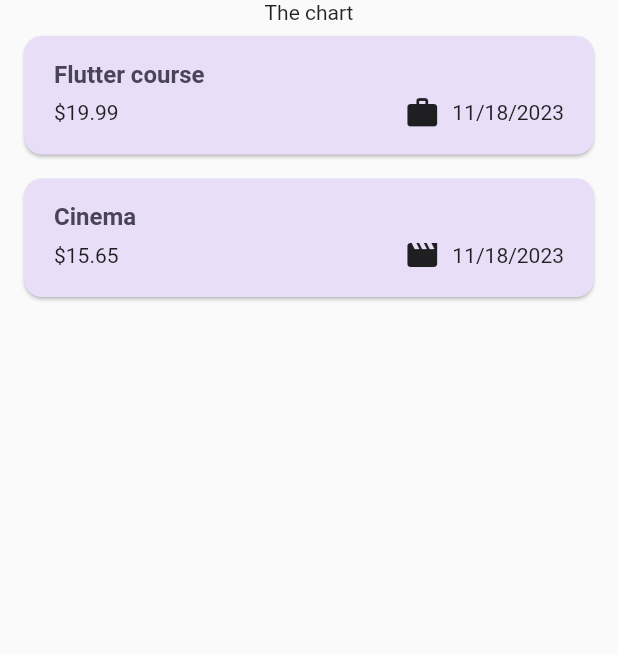
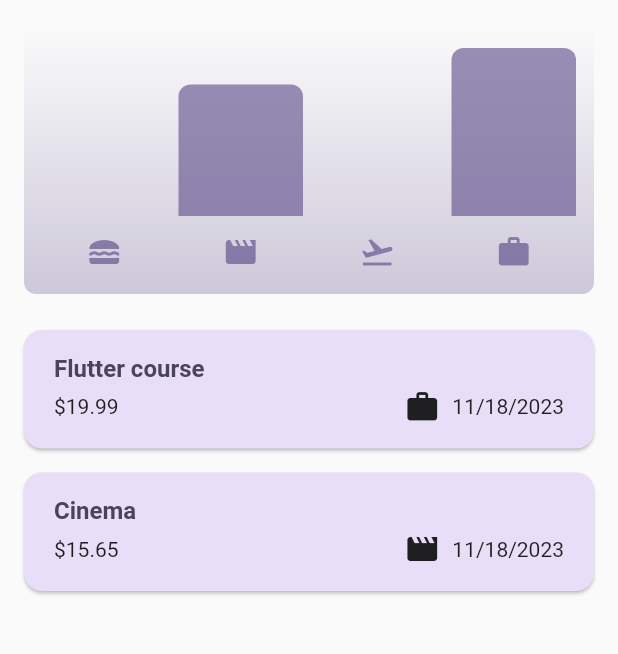
Before and after one commit to Qloozen/flutter-apps, a Flutter app: the screen it shows after launch, on a phone screen of 412 x 824 dp, the part 84-738 px from its top. Run offline on Flutter 3.47's test engine with Material 2 defaults, Android fonts, the phone set to English and light mode, and no system bars; our stand-ins replace google_fonts.

Commit message:
added chart

```diff
--- a/expense_tracker/lib/models/expense.dart
+++ b/expense_tracker/lib/models/expense.dart
@@ -33,3 +33,20 @@ class Expense {
     return dateFormatter.format(date);
   }
 }
+
+class ExpenseBucket {
+  const ExpenseBucket({required this.category, required this.expenses});
+
+  ExpenseBucket.forCategory(List<Expense> allExpenses, this.category)
+      : expenses = allExpenses
+            .where((element) => element.category == category)
+            .toList();
+
+  final Category category;
+  final List<Expense> expenses;
+
+  double get totalExpenses {
+    return expenses.fold(
+        0, (previousValue, element) => previousValue + element.amount);
+  }
+}
--- /dev/null
+++ b/expense_tracker/lib/widgets/chart/chart.dart
@@ -0,0 +1,95 @@
+import 'package:flutter/material.dart';
+
+import 'package:expense_tracker/widgets/chart/chart_bar.dart';
+import 'package:expense_tracker/models/expense.dart';
+
+class Chart extends StatelessWidget {
+  const Chart({super.key, required this.expenses});
+
+  final List<Expense> expenses;
+
+  List<ExpenseBucket> get buckets {
+    return [
+      ExpenseBucket.forCategory(expenses, Category.food),
+      ExpenseBucket.forCategory(expenses, Category.leisure),
+      ExpenseBucket.forCategory(expenses, Category.travel),
+      ExpenseBucket.forCategory(expenses, Category.work),
+    ];
+  }
+
+  double get maxTotalExpense {
+    double maxTotalExpense = 0;
+
+    for (final bucket in buckets) {
+      if (bucket.totalExpenses > maxTotalExpense) {
+        maxTotalExpense = bucket.totalExpenses;
+      }
+    }
+
+    return maxTotalExpense;
+  }
+
+  @override
+  Widget build(BuildContext context) {
+    final isDarkMode =
+        MediaQuery.of(context).platformBrightness == Brightness.dark;
+    return Container(
+      margin: const EdgeInsets.all(16),
+      padding: const EdgeInsets.symmetric(
+        vertical: 16,
+        horizontal: 8,
+      ),
+      width: double.infinity,
+      height: 180,
+      decoration: BoxDecoration(
+        borderRadius: BorderRadius.circular(8),
+        gradient: LinearGradient(
+          colors: [
+            Theme.of(context).colorScheme.primary.withOpacity(0.3),
+            Theme.of(context).colorScheme.primary.withOpacity(0.0)
+          ],
+          begin: Alignment.bottomCenter,
+          end: Alignment.topCenter,
+        ),
+      ),
+      child: Column(
+        children: [
+          Expanded(
+            child: Row(
+              crossAxisAlignment: CrossAxisAlignment.end,
+              children: [
+                for (final bucket in buckets) // alternative to map()
+                  ChartBar(
+                    fill: bucket.totalExpenses == 0
+                        ? 0
+                        : bucket.totalExpenses / maxTotalExpense,
+                  )
+              ],
+            ),
+          ),
+          const SizedBox(height: 12),
+          Row(
+            children: buckets
+                .map(
+                  (bucket) => Expanded(
+                    child: Padding(
+                      padding: const EdgeInsets.symmetric(horizontal: 4),
+                      child: Icon(
+                        categoryIcons[bucket.category],
+                        color: isDarkMode
+                            ? Theme.of(context).colorScheme.secondary
+                            : Theme.of(context)
+                                .colorScheme
+                                .primary
+                                .withOpacity(0.7),
+                      ),
+                    ),
+                  ),
+                )
+                .toList(),
+          )
+        ],
+      ),
+    );
+  }
+}
--- /dev/null
+++ b/expense_tracker/lib/widgets/chart/chart_bar.dart
@@ -0,0 +1,34 @@
+import 'package:flutter/material.dart';
+
+class ChartBar extends StatelessWidget {
+  const ChartBar({
+    super.key,
+    required this.fill,
+  });
+
+  final double fill;
+
+  @override
+  Widget build(BuildContext context) {
+    final isDarkMode =
+        MediaQuery.of(context).platformBrightness == Brightness.dark;
+    return Expanded(
+      child: Padding(
+        padding: const EdgeInsets.symmetric(horizontal: 4),
+        child: FractionallySizedBox(
+          heightFactor: fill,
+          child: DecoratedBox(
+            decoration: BoxDecoration(
+              shape: BoxShape.rectangle,
+              borderRadius:
+                  const BorderRadius.vertical(top: Radius.circular(8)),
+              color: isDarkMode
+                  ? Theme.of(context).colorScheme.secondary
+                  : Theme.of(context).colorScheme.primary.withOpacity(0.65),
+            ),
+          ),
+        ),
+      ),
+    );
+  }
+}
--- a/expense_tracker/lib/widgets/expenses.dart
+++ b/expense_tracker/lib/widgets/expenses.dart
@@ -1,5 +1,6 @@
 import "dart:math";
 
+import "package:expense_tracker/widgets/chart/chart.dart";
 import 'package:expense_tracker/widgets/expenses_list/expenses_list.dart';
 import "package:expense_tracker/models/expense.dart";
 import "package:expense_tracker/widgets/new_expense.dart";
@@ -70,7 +71,7 @@ class _ExpensesState extends State<Expenses> {
 
   @override
   Widget build(BuildContext context) {
-    Widget mainContent = Center(child: Text("No expenses found"));
+    Widget mainContent = const Center(child: Text("No expenses found"));
 
     if (_registeredExpenses.isNotEmpty) {
       mainContent = ExpensesList(_removeExpense, expenses: _registeredExpenses);
@@ -88,7 +89,7 @@ class _ExpensesState extends State<Expenses> {
       ),
       body: Column(
         children: [
-          const Text("The chart"),
+          Chart(expenses: _registeredExpenses),
           Expanded(child: mainContent),
         ],
       ),
```
